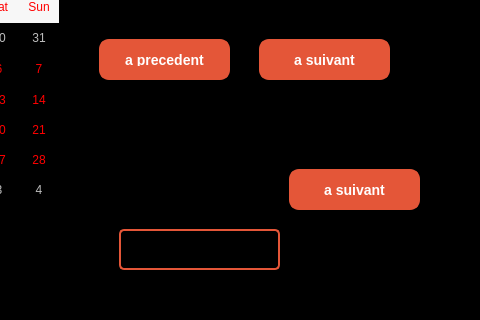
This is mainwindow.ui in ProjetCppS2-2425/projetcpp-football-cpp as Qt 5 draws it before an edit; both pictures show x 501 to 981 and y 157 to 477 of the 981 by 477 pixel window. The edited form follows.
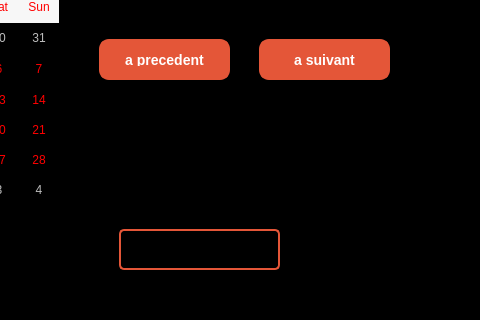
This is the edited form. The open tabs and pages were chosen to show the change. Icons and pictures are not drawn.

Diff of the .ui file:
```diff
--- a/mainwindow.ui
+++ b/mainwindow.ui
@@ -2642,73 +2642,6 @@
          <string/>
         </property>
        </widget>
-       <widget class="QPushButton" name="sms">
-        <property name="geometry">
-         <rect>
-          <x>580</x>
-          <y>290</y>
-          <width>131</width>
-          <height>41</height>
-         </rect>
-        </property>
-        <property name="styleSheet">
-         <string notr="true">QPushButton {
-    background-color: #E45638;        /* Button background color */
-    color: white;                     /* Text color */
-    border: 2px solid #E45638;        /* Border color */
-    border-radius: 10px;              /* Rounded corners */
-    padding: 12px 24px;               /* Padding for the button */
-    font-size: 14px;                  /* Smaller font size */
-    font-weight: bold;                /* Font weight */
-    text-align: center;               /* Text alignment */
-    transition: all 0.3s ease-in-out;  /* Smooth transition for all properties */
-    box-shadow: 0 4px 12px rgba(0, 0, 0, 0.2);  /* Initial shadow */
-}
-
-QPushButton:hover {
-    background-color: #D14829;        /* Background color when hovered */
-    border: 2px solid #D14829;        /* Border color when hovered */
-    color: white;                     /* Text color when hovered */
-    cursor: pointer;                 /* Cursor becomes pointer */
-    transform: scale(1.1);            /* Slightly scale the button */
-    box-shadow: 0 6px 20px rgba(0, 0, 0, 0.3);  /* Increase shadow on hover */
-    filter: brightness(1.2);          /* Brighten the button */
-}
-
-QPushButton:pressed {
-    background-color: #B23A24;        /* Background color when pressed */
-    border: 2px solid #B23A24;        /* Border color when pressed */
-    color: white;                     /* Text color when pressed */
-    transform: scale(0.95);           /* Slight shrinking effect */
-    box-shadow: 0 4px 8px rgba(0, 0, 0, 0.15);  /* Decrease shadow on press */
-}
-
-QPushButton:disabled {
-    background-color: #e0e0e0;        /* Background color when disabled */
-    color: #b0b0b0;                   /* Text color when disabled */
-    border: 2px solid #e0e0e0;        /* Border color when disabled */
-    cursor: not-allowed;              /* Cursor when disabled */
-    box-shadow: none;                 /* No shadow when disabled */
-}
-
-QPushButton::icon {
-    padding-left: 8px;                /* Icon padding */
-    padding-right: 8px;               /* Icon padding */
-}
-
-QPushButton::hover {
-    background-color: #D14829;        /* Background color on hover */
-    color: white;                     /* Text color on hover */
-    border: 2px solid #D14829;        /* Border color on hover */
-    transform: scale(1.1);            /* Scaling on hover */
-    box-shadow: 0 6px 20px rgba(0, 0, 0, 0.3);  /* Glowing effect on hover */
-}
-</string>
-        </property>
-        <property name="text">
-         <string>a suivant</string>
-        </property>
-       </widget>
        <widget class="QCalendarWidget" name="calendarTable">
         <property name="geometry">
          <rect>
```
Left out of the diff: 2 changed lines with no effect on the pictures.
